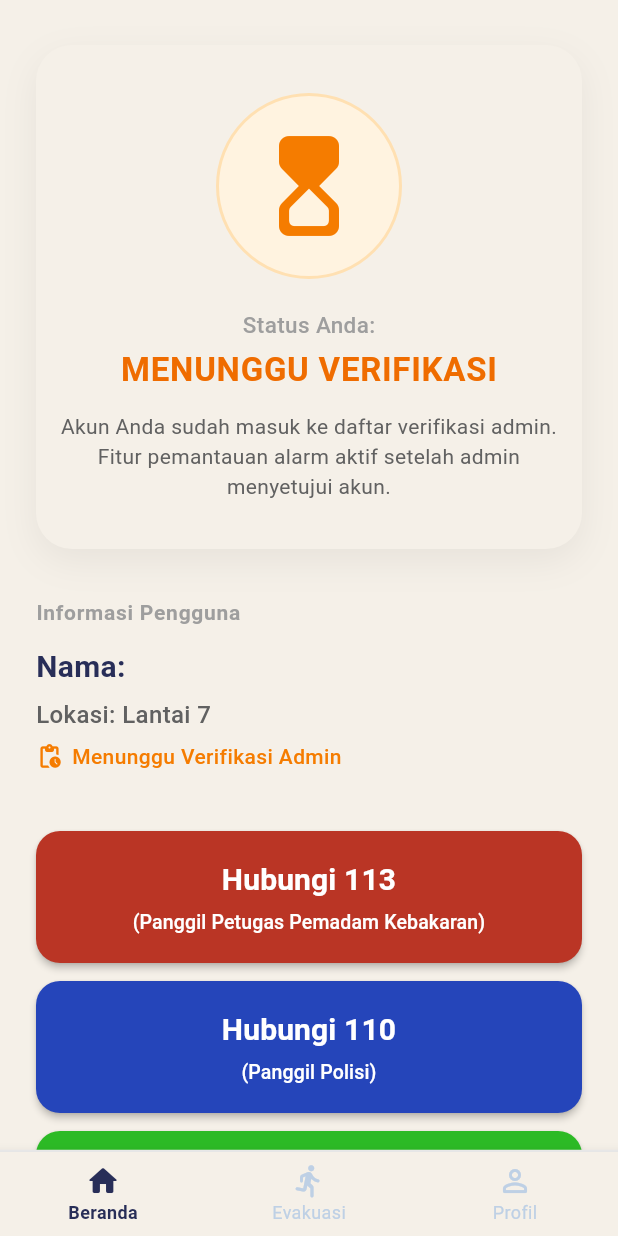
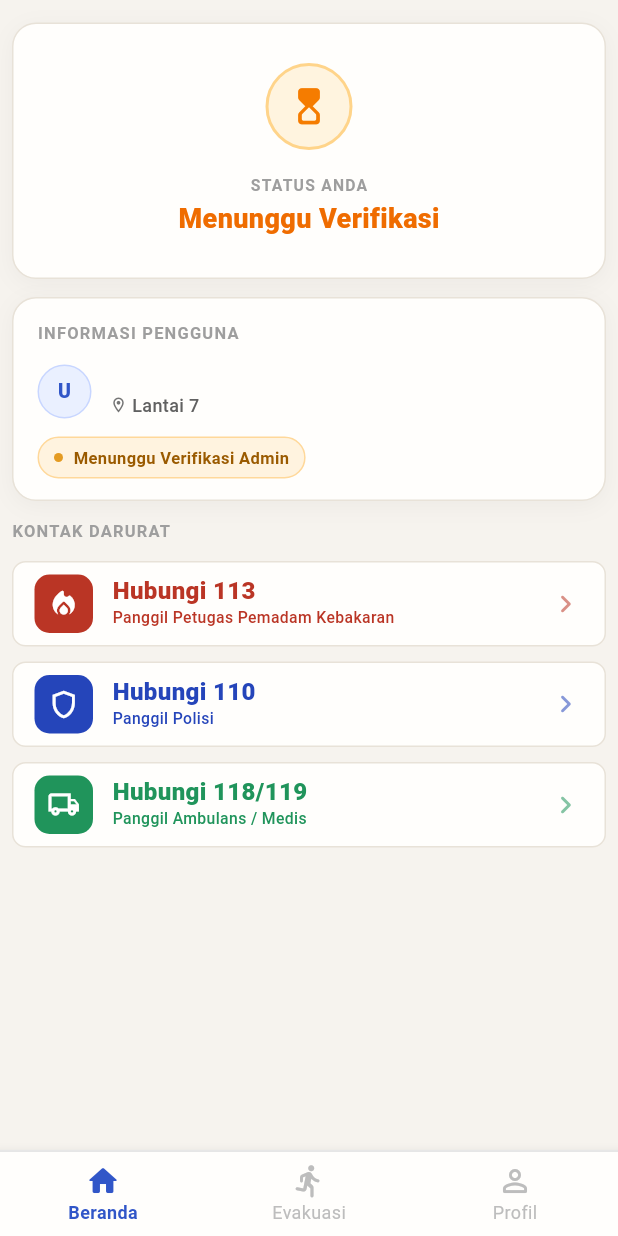
Before and after one commit to Merge-Conflict-Astra-Hackathon/SafeAlert_Mobile, a Flutter app: the DashboardScreen screen opened by its route, on a phone screen of 412 x 824 dp. Run offline on Flutter 3.47's test engine with Material 3 defaults, Android fonts, the light colour scheme and no system bars; our stand-ins replace firebase_core, firebase_messaging, shared_preferences; accounts and stored records are empty; network calls fail.

Commit message:
Fixing Bug

```diff
--- a/lib/screens/dashboard_screen.dart
+++ b/lib/screens/dashboard_screen.dart
@@ -106,10 +106,7 @@ class _DashboardScreenState extends State<DashboardScreen> {
         Navigator.push(
           context,
           MaterialPageRoute(
-            builder: (context) => AlertScreen(
-              alarmId: alarmId,
-              message: msg,
-            ),
+            builder: (context) => AlertScreen(alarmId: alarmId, message: msg),
           ),
         );
       } else if (message.data['type'] == 'cancel') {
@@ -137,7 +134,6 @@ class _DashboardScreenState extends State<DashboardScreen> {
     );
     _isShowingAlert = false;
   }
-
 
   void _onItemTapped(int index) {
     setState(() {
@@ -170,9 +166,9 @@ class _DashboardScreenState extends State<DashboardScreen> {
         _userFloor = floor.toString();
         _floorController.text = _userFloor;
       });
-      ScaffoldMessenger.of(context).showSnackBar(
-        SnackBar(content: Text(result['message'])),
-      );
+      ScaffoldMessenger.of(
+        context,
+      ).showSnackBar(SnackBar(content: Text(result['message'])));
     } else {
       ScaffoldMessenger.of(context).showSnackBar(
         SnackBar(
@@ -206,11 +202,21 @@ class _DashboardScreenState extends State<DashboardScreen> {
   @override
   Widget build(BuildContext context) {
     const Color primaryColorHex = Color(0xFF282E58);
-    const Color secondaryColorHex = Color(0xFFBED0E5);
+    const Color pageBg = Color(0xFFF6F3EE);
+    const Color cardBg = Color(0xFFFFFEFC);
+    const Color cardBorder = Color(0xFFE8E2D8);
+    const Color safeGreen = Color(0xFF168447);
     const Color fireCallColor = Color(0xFFBA3525); // Warna tombol 113
     const Color policeCallColor = Color(0xFF2545BA); // Warna tombol 110
-    const Color medicalCallColor = Color(0xFF2CBA25); // Warna tombol 118/119
+    const Color medicalCallColor = Color(0xFF20945B); // Warna tombol 118/119
     final bool isVerified = _adminStatus == 'active';
+    final initials = _userName
+        .trim()
+        .split(RegExp(r'\s+'))
+        .where((part) => part.isNotEmpty)
+        .take(2)
+        .map((part) => part[0].toUpperCase())
+        .join();
 
     Widget emergencyCallButton({
       required String title,
@@ -218,39 +224,104 @@ class _DashboardScreenState extends State<DashboardScreen> {
       required Color color,
       required VoidCallback onPressed,
     }) {
-      return ElevatedButton(
-        onPressed: onPressed,
-        style: ElevatedButton.styleFrom(
-          backgroundColor: color,
-          foregroundColor: Colors.white,
-          padding: const EdgeInsets.symmetric(vertical: 18, horizontal: 16),
-          shape: RoundedRectangleBorder(borderRadius: BorderRadius.circular(16)),
-          elevation: 2,
+      return Container(
+        height: 57,
+        decoration: BoxDecoration(
+          color: cardBg,
+          borderRadius: BorderRadius.circular(9),
+          border: Border.all(color: cardBorder),
         ),
+        child: Material(
+          color: Colors.transparent,
+          child: InkWell(
+            borderRadius: BorderRadius.circular(9),
+            onTap: onPressed,
+            child: Padding(
+              padding: const EdgeInsets.symmetric(horizontal: 14),
+              child: Row(
+                children: [
+                  Container(
+                    width: 39,
+                    height: 39,
+                    decoration: BoxDecoration(
+                      color: color,
+                      borderRadius: BorderRadius.circular(10),
+                    ),
+                    child: Icon(
+                      title.contains('113')
+                          ? Icons.local_fire_department_rounded
+                          : title.contains('110')
+                          ? Icons.shield_outlined
+                          : Icons.local_shipping_outlined,
+                      color: Colors.white,
+                      size: 22,
+                    ),
+                  ),
+                  const SizedBox(width: 13),
+                  Expanded(
                     child: Column(
-          mainAxisSize: MainAxisSize.min,
+                      mainAxisAlignment: MainAxisAlignment.center,
+                      crossAxisAlignment: CrossAxisAlignment.start,
                       children: [
                         Text(
                           title,
-              textAlign: TextAlign.center,
-              style: const TextStyle(
-                fontWeight: FontWeight.bold,
-                color: Colors.white,
-                fontSize: 20,
+                          style: TextStyle(
+                            color: color,
+                            fontSize: 16,
+                            fontWeight: FontWeight.w800,
+                            height: 1.05,
                           ),
                         ),
-            const SizedBox(height: 4),
+                        const SizedBox(height: 2),
                         Text(
                           subtitle,
-              textAlign: TextAlign.center,
-              style: const TextStyle(
+                          maxLines: 1,
+                          overflow: TextOverflow.ellipsis,
+                          style: TextStyle(
+                            color: color,
+                            fontSize: 10.5,
                             fontWeight: FontWeight.w500,
-                color: Colors.white,
-                fontSize: 13,
                           ),
                         ),
                       ],
                     ),
+                  ),
+                  Icon(
+                    Icons.chevron_right_rounded,
+                    color: color.withValues(alpha: 0.55),
+                  ),
+                ],
+              ),
+            ),
+          ),
+        ),
+      );
+    }
+
+    Widget sectionLabel(String text) {
+      return Text(
+        text,
+        style: TextStyle(
+          color: Colors.grey.shade500,
+          fontSize: 11,
+          fontWeight: FontWeight.w700,
+          letterSpacing: 0.8,
+        ),
+      );
+    }
+
+    BoxDecoration softCardDecoration({double radius = 16}) {
+      return BoxDecoration(
+        color: cardBg,
+        borderRadius: BorderRadius.circular(radius),
+        border: Border.all(color: cardBorder),
+        boxShadow: [
+          BoxShadow(
+            color: Colors.black.withAlpha(10),
+            blurRadius: 12,
+            offset: const Offset(0, 3),
+          ),
+        ],
       );
     }
 
@@ -259,133 +330,193 @@ class _DashboardScreenState extends State<DashboardScreen> {
       // ==================== TAB 0: BERANDA (SESUAI MOCKUP FOTO KEDUA) ====================
       SafeArea(
         child: SingleChildScrollView(
-          padding: const EdgeInsets.symmetric(horizontal: 24.0, vertical: 20.0),
+          padding: const EdgeInsets.fromLTRB(8, 15, 8, 28),
           child: Column(
             crossAxisAlignment: CrossAxisAlignment.stretch,
             children: [
-              const SizedBox(height: 10),
+              const SizedBox(height: 0),
 
               // ─── CARD STATUS UTAMA (ANDA AMAN) ───
               Container(
-                padding: const EdgeInsets.symmetric(vertical: 32.0, horizontal: 16.0),
-                decoration: BoxDecoration(
-                  color: const Color(0xFFF5F0E8),
-                  borderRadius: BorderRadius.circular(24),
-                  boxShadow: [
-                    BoxShadow(
-                      color: Colors.black.withAlpha(15),
-                      blurRadius: 20,
-                      offset: const Offset(0, 8),
-                    )
-                  ],
+                padding: const EdgeInsets.symmetric(
+                  vertical: 26,
+                  horizontal: 16,
                 ),
+                decoration: softCardDecoration(),
                 child: Column(
                   children: [
                     // Lingkaran Ikon Status Aman
                     Container(
-                      padding: const EdgeInsets.all(20),
+                      width: 58,
+                      height: 58,
                       decoration: BoxDecoration(
-                        color: isVerified ? Colors.green.shade50 : Colors.orange.shade50,
+                        color: isVerified
+                            ? const Color(0xFFE7F8EE)
+                            : const Color(0xFFFFF4DF),
                         shape: BoxShape.circle,
                         border: Border.all(
-                          color: isVerified ? Colors.green.shade100 : Colors.orange.shade100,
+                          color: isVerified
+                              ? const Color(0xFFAEEBC7)
+                              : const Color(0xFFFFD48A),
                           width: 2,
                         ),
                       ),
                       child: Icon(
-                        isVerified ? Icons.check_circle_rounded : Icons.hourglass_top_rounded,
-                        size: 80,
-                        color: isVerified ? Colors.green.shade600 : Colors.orange.shade700,
+                        isVerified
+                            ? Icons.shield_outlined
+                            : Icons.hourglass_top_rounded,
+                        size: 29,
+                        color: isVerified ? safeGreen : Colors.orange.shade700,
                       ),
                     ),
-                    const SizedBox(height: 20),
-                    const Text(
-                      'Status Anda:',
+                    const SizedBox(height: 16),
+                    Text(
+                      'STATUS ANDA',
                       style: TextStyle(
-                        fontSize: 15,
-                        color: Colors.grey,
-                        fontWeight: FontWeight.w500,
+                        fontSize: 10.5,
+                        color: Colors.grey.shade500,
+                        fontWeight: FontWeight.w700,
+                        letterSpacing: 0.8,
                       ),
                     ),
-                    const SizedBox(height: 4),
+                    const SizedBox(height: 2),
                     Text(
-                      isVerified ? 'ANDA AMAN' : 'MENUNGGU VERIFIKASI',
+                      isVerified ? 'Anda Aman' : 'Menunggu Verifikasi',
                       style: TextStyle(
-                        fontSize: isVerified ? 26 : 22,
-                        fontWeight: FontWeight.bold,
-                        color: isVerified ? Colors.green.shade700 : Colors.orange.shade800,
-                        letterSpacing: 0.5,
+                        fontSize: isVerified ? 20 : 18,
+                        fontWeight: FontWeight.w800,
+                        color: isVerified ? safeGreen : Colors.orange.shade800,
                       ),
                     ),
-                    if (!isVerified) ...[
+                  ],
+                ),
+              ),
+
               const SizedBox(height: 12),
+
+              // ─── INFORMASI USER (RATA KIRI) ───
+              Container(
+                padding: const EdgeInsets.fromLTRB(16, 15, 16, 14),
+                decoration: softCardDecoration(),
+                child: Column(
+                  crossAxisAlignment: CrossAxisAlignment.start,
+                  children: [
+                    sectionLabel('INFORMASI PENGGUNA'),
+                    const SizedBox(height: 13),
+                    Row(
+                      children: [
+                        Container(
+                          width: 36,
+                          height: 36,
+                          decoration: BoxDecoration(
+                            color: const Color(0xFFEAF0FF),
+                            shape: BoxShape.circle,
+                            border: Border.all(color: const Color(0xFFC8D6FF)),
+                          ),
+                          child: Center(
+                            child: Text(
+                              initials.isEmpty ? 'U' : initials,
+                              style: const TextStyle(
+                                color: Color(0xFF3156C8),
+                                fontSize: 13,
+                                fontWeight: FontWeight.w800,
+                              ),
+                            ),
+                          ),
+                        ),
+                        const SizedBox(width: 12),
+                        Expanded(
+                          child: Column(
+                            crossAxisAlignment: CrossAxisAlignment.start,
+                            children: [
                               Text(
-                        'Akun Anda sudah masuk ke daftar verifikasi admin. Fitur pemantauan alarm aktif setelah admin menyetujui akun.',
-                        textAlign: TextAlign.center,
+                                _userName,
+                                maxLines: 1,
+                                overflow: TextOverflow.ellipsis,
+                                style: const TextStyle(
+                                  fontSize: 14,
+                                  fontWeight: FontWeight.w800,
+                                  color: primaryColorHex,
+                                  height: 1.1,
+                                ),
+                              ),
+                              const SizedBox(height: 2),
+                              Row(
+                                children: [
+                                  Icon(
+                                    Icons.location_on_outlined,
+                                    size: 12,
+                                    color: Colors.grey.shade600,
+                                  ),
+                                  const SizedBox(width: 3),
+                                  Text(
+                                    'Lantai $_userFloor',
                                     style: TextStyle(
-                          fontSize: 14,
-                          height: 1.4,
+                                      fontSize: 12,
+                                      fontWeight: FontWeight.w500,
                                       color: Colors.grey.shade700,
                                     ),
                                   ),
                                 ],
+                              ),
+                            ],
+                          ),
+                        ),
+                      ],
+                    ),
+                    const SizedBox(height: 12),
+                    Container(
+                      padding: const EdgeInsets.symmetric(
+                        horizontal: 10,
+                        vertical: 5,
+                      ),
+                      decoration: BoxDecoration(
+                        color: isVerified
+                            ? const Color(0xFFE9F8EF)
+                            : const Color(0xFFFFF3DF),
+                        borderRadius: BorderRadius.circular(999),
+                        border: Border.all(
+                          color: isVerified
+                              ? const Color(0xFFB8E8C9)
+                              : const Color(0xFFFFD89A),
+                        ),
+                      ),
+                      child: Row(
+                        mainAxisSize: MainAxisSize.min,
+                        children: [
+                          Container(
+                            width: 6,
+                            height: 6,
+                            decoration: BoxDecoration(
+                              color: isVerified
+                                  ? const Color(0xFF2BBE6A)
+                                  : const Color(0xFFE49B22),
+                              shape: BoxShape.circle,
+                            ),
+                          ),
+                          const SizedBox(width: 7),
+                          Text(
+                            isVerified
+                                ? 'Sistem Pemantauan Aktif'
+                                : 'Menunggu Verifikasi Admin',
+                            style: TextStyle(
+                              color: isVerified
+                                  ? const Color(0xFF147D45)
+                                  : const Color(0xFF9A5A00),
+                              fontSize: 11,
+                              fontWeight: FontWeight.w600,
+                            ),
+                          ),
+                        ],
+                      ),
+                    ),
                   ],
                 ),
               ),
 
-              const SizedBox(height: 32),
-
-              // ─── INFORMASI USER (RATA KIRI) ───
-              const Text(
-                'Informasi Pengguna',
-                style: TextStyle(
-                  fontSize: 14,
-                  fontWeight: FontWeight.bold,
-                  color: Colors.grey,
-                  letterSpacing: 0.5,
-                ),
-              ),
               const SizedBox(height: 12),
-              Text(
-                'Nama: $_userName',
-                textAlign: TextAlign.left,
-                style: const TextStyle(
-                  fontSize: 20,
-                  fontWeight: FontWeight.bold,
-                  color: primaryColorHex,
-                ),
-              ),
-              const SizedBox(height: 6),
-              Text(
-                'Lokasi: Lantai $_userFloor',
-                textAlign: TextAlign.left,
-                style: TextStyle(
-                  fontSize: 16,
-                  fontWeight: FontWeight.w500,
-                  color: Colors.grey.shade700,
-                ),
-              ),
-              const SizedBox(height: 6),
-              Row(
-                children: [
-                  Icon(
-                    isVerified ? Icons.gpp_good_rounded : Icons.pending_actions_rounded,
-                    size: 18,
-                    color: isVerified ? Colors.green.shade600 : Colors.orange.shade700,
-                  ),
-                  const SizedBox(width: 6),
-                  Text(
-                    isVerified ? 'Sistem Pemantauan Aktif' : 'Menunggu Verifikasi Admin',
-                    style: TextStyle(
-                      fontSize: 14,
-                      color: isVerified ? Colors.green.shade600 : Colors.orange.shade700,
-                      fontWeight: FontWeight.w500,
-                    ),
-                  ),
-                ],
-              ),
-
-              const SizedBox(height: 40),
+              sectionLabel('KONTAK DARURAT'),
+              const SizedBox(height: 12),
 
               // ─── TOMBOL EMERGENCY CALLS ───
               Column(
@@ -393,32 +524,32 @@ class _DashboardScreenState extends State<DashboardScreen> {
                 children: [
                   emergencyCallButton(
                     title: 'Hubungi 113',
-                    subtitle: '(Panggil Petugas Pemadam Kebakaran)',
+                    subtitle: 'Panggil Petugas Pemadam Kebakaran',
                     color: fireCallColor,
                     onPressed: () {
                       // Tambahkan fungsi launchUrl('tel:113') nanti jika package url_launcher dipasang
                     },
                   ),
-                  const SizedBox(height: 12),
+                  const SizedBox(height: 10),
                   emergencyCallButton(
                     title: 'Hubungi 110',
-                    subtitle: '(Panggil Polisi)',
+                    subtitle: 'Panggil Polisi',
                     color: policeCallColor,
                     onPressed: () {
                       // Tambahkan fungsi launchUrl('tel:110') nanti jika package url_launcher dipasang
                     },
                   ),
-                  const SizedBox(height: 12),
+                  const SizedBox(height: 10),
                   emergencyCallButton(
                     title: 'Hubungi 118/119',
-                    subtitle: '(Panggil Ambulans/Medis)',
+                    subtitle: 'Panggil Ambulans / Medis',
                     color: medicalCallColor,
                     onPressed: () {
                       // Tambahkan fungsi launchUrl('tel:118') nanti jika package url_launcher dipasang
                     },
                   ),
                 ],
-              )
+              ),
             ],
           ),
         ),
@@ -466,7 +597,10 @@ class _DashboardScreenState extends State<DashboardScreen> {
                 clipBehavior: Clip.antiAlias,
                 child: _floorPlanUrl.isEmpty
                     ? Padding(
-                        padding: const EdgeInsets.symmetric(horizontal: 20, vertical: 36),
+                        padding: const EdgeInsets.symmetric(
+                          horizontal: 20,
+                          vertical: 36,
+                        ),
                         child: Column(
                           children: [
                             Icon(
@@ -507,7 +641,8 @@ class _DashboardScreenState extends State<DashboardScreen> {
                               child: Image.network(
                                 _floorPlanUrl,
                                 fit: BoxFit.cover,
-                                loadingBuilder: (context, child, loadingProgress) {
+                                loadingBuilder:
+                                    (context, child, loadingProgress) {
                                       if (loadingProgress == null) return child;
                                       return const Center(
                                         child: CircularProgressIndicator(
@@ -548,7 +683,10 @@ class _DashboardScreenState extends State<DashboardScreen> {
                               child: Row(
                                 mainAxisAlignment: MainAxisAlignment.center,
                                 children: [
-                                  Icon(Icons.fullscreen_rounded, color: primaryColorHex),
+                                  Icon(
+                                    Icons.fullscreen_rounded,
+                                    color: primaryColorHex,
+                                  ),
                                   SizedBox(width: 8),
                                   Text(
                                     'Ketuk denah untuk layar penuh',
@@ -631,7 +769,10 @@ class _DashboardScreenState extends State<DashboardScreen> {
                       keyboardType: TextInputType.number,
                       decoration: const InputDecoration(
                         labelText: 'Nomor lantai',
-                        prefixIcon: Icon(Icons.business_outlined, color: primaryColorHex),
+                        prefixIcon: Icon(
+                          Icons.business_outlined,
+                          color: primaryColorHex,
+                        ),
                       ),
                     ),
                     const SizedBox(height: 20),
@@ -686,7 +827,7 @@ class _DashboardScreenState extends State<DashboardScreen> {
     ];
 
     return Scaffold(
-      backgroundColor: const Color(0xFFF5F0E8), // Background selaras dengan web admin
+      backgroundColor: pageBg,
       // appBar dihapus sepenuhnya agar bagian atas bersih tanpa teks & tombol logout
       body: pages[_selectedIndex],
 
@@ -707,9 +848,9 @@ class _DashboardScreenState extends State<DashboardScreen> {
           child: BottomNavigationBar(
             currentIndex: _selectedIndex,
             onTap: _onItemTapped,
-            backgroundColor: const Color(0xFFF5F0E8),
-            selectedItemColor: primaryColorHex,
-            unselectedItemColor: secondaryColorHex,
+            backgroundColor: cardBg,
+            selectedItemColor: const Color(0xFF3156C8),
+            unselectedItemColor: Colors.grey.shade400,
             type: BottomNavigationBarType.fixed,
             enableFeedback: false,
             selectedLabelStyle: const TextStyle(
```
Also changed, not shown: lib/services/api_service.dart (+18 -9 lines). Lines whose indentation alone changed are shown as unchanged.
